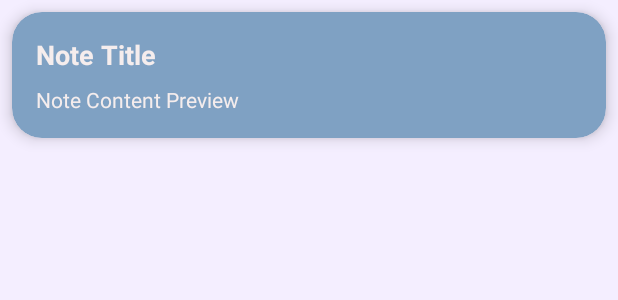
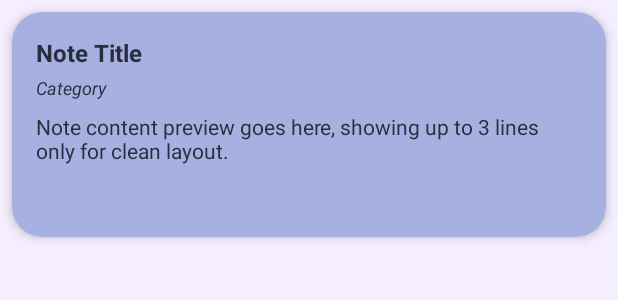
Before and after one commit to rw3ha/EchoNote-app, an Android app: the layout note_item.xml on its own in the app's theme, with its tools: preview values and no code run, on a phone screen of 412 x 824 dp. Shown: the top 300 px of the screen. Run offline under Robolectric (Android 15) with nearby library versions, the light colour scheme and no system bars.

Commit message:
Notes data base set up and View binding.

```diff
--- a/app/src/main/res/layout/fragment_bottom_navigation.xml
+++ b/app/src/main/res/layout/fragment_bottom_navigation.xml
@@ -4,6 +4,7 @@
     xmlns:app="http://schemas.android.com/apk/res-auto"
     android:layout_width="250dp"
     android:layout_height="60dp"
+    android:foreground="?attr/selectableItemBackgroundBorderless"
     app:cardBackgroundColor="@color/black_2"
     app:cardCornerRadius="40dp"
     app:cardElevation="8dp"
--- a/app/src/main/res/layout/note_item.xml
+++ b/app/src/main/res/layout/note_item.xml
@@ -1,39 +1,53 @@
-<?xml version="1.0" encoding="utf-8"?>
 <androidx.cardview.widget.CardView xmlns:android="http://schemas.android.com/apk/res/android"
+    xmlns:app="http://schemas.android.com/apk/res-auto"
     android:layout_width="match_parent"
     android:layout_height="wrap_content"
-    xmlns:app="http://schemas.android.com/apk/res-auto"
+    android:focusable="true"
+    android:minHeight="150dp"
     android:layout_margin="8dp"
     app:cardCornerRadius="20dp"
-    app:cardElevation="6dp"
-    app:cardBackgroundColor="#7FA1C3">
+    app:cardElevation="4dp"
+    app:cardBackgroundColor="@color/light_blue"
+    android:foreground="?attr/selectableItemBackground"
+    android:clickable="true">
 
     <LinearLayout
         android:layout_width="match_parent"
-        android:layout_height="wrap_content"
+        android:layout_height="match_parent"
         android:orientation="vertical"
         android:padding="16dp">
+
         <TextView
-             android:id="@+id/note_Title"
+            android:id="@+id/note_title"
             android:layout_width="wrap_content"
             android:layout_height="wrap_content"
             android:text="Note Title"
             android:textStyle="bold"
-             android:textColor="#F5EDED"
-             android:textSize="18sp"
+            android:textColor="@color/black_2"
+            android:textSize="16sp"
             android:maxLines="1"
-             android:ellipsize="end"/>
+            android:ellipsize="end" />
 
         <TextView
-            android:id="@+id/note_Content"
+            android:id="@+id/note_category"
             android:layout_width="wrap_content"
             android:layout_height="wrap_content"
-            android:layout_marginTop="8dp"
-            android:text="Note Content Preview"
-            android:textColor="#F5EDED"
+            android:text="Category"
+            android:textStyle="italic"
+            android:textColor="@color/black_2"
+            android:textSize="12sp"
+            android:layout_marginTop="4dp" />
+
+        <TextView
+            android:id="@+id/note_content"
+            android:layout_width="wrap_content"
+            android:layout_height="wrap_content"
+            android:text="Note content preview goes here, showing up to 3 lines only for clean layout."
+            android:textColor="@color/black_2"
             android:textSize="14sp"
             android:maxLines="3"
-            android:ellipsize="end"/>
+            android:ellipsize="end"
+            android:layout_marginTop="8dp" />
     </LinearLayout>
 
 </androidx.cardview.widget.CardView>
```
Also changed, not shown: app/build.gradle.kts (+6 -2 lines), app/src/main/java/org/rw3ha/echonote/adapter/NoteAdapter.java (added, +84 -0 lines), app/src/main/java/org/rw3ha/echonote/adapter/NoteDiffCallback.java (added, +43 -0 lines), app/src/main/java/org/rw3ha/echonote/data/local/NoteDao.java (+4 -3 lines), app/src/main/java/org/rw3ha/echonote/data/local/model/Note.java (+44 -1 lines), app/src/main/java/org/rw3ha/echonote/data/model/Note.java (deleted, +0 -28 lines), app/src/main/java/org/rw3ha/echonote/data/repository/NoteRepository.java (added, +51 -0 lines), app/src/main/java/org/rw3ha/echonote/ui/notes/activities/NotesActivity.java (+115 -17 lines), app/src/main/java/org/rw3ha/echonote/viewmodel/NoteViewModel.java (added, +47 -0 lines), app/src/main/res/layout/activity_notes.xml (+16 -2 lines). Lines whose indentation alone changed are shown as unchanged.
